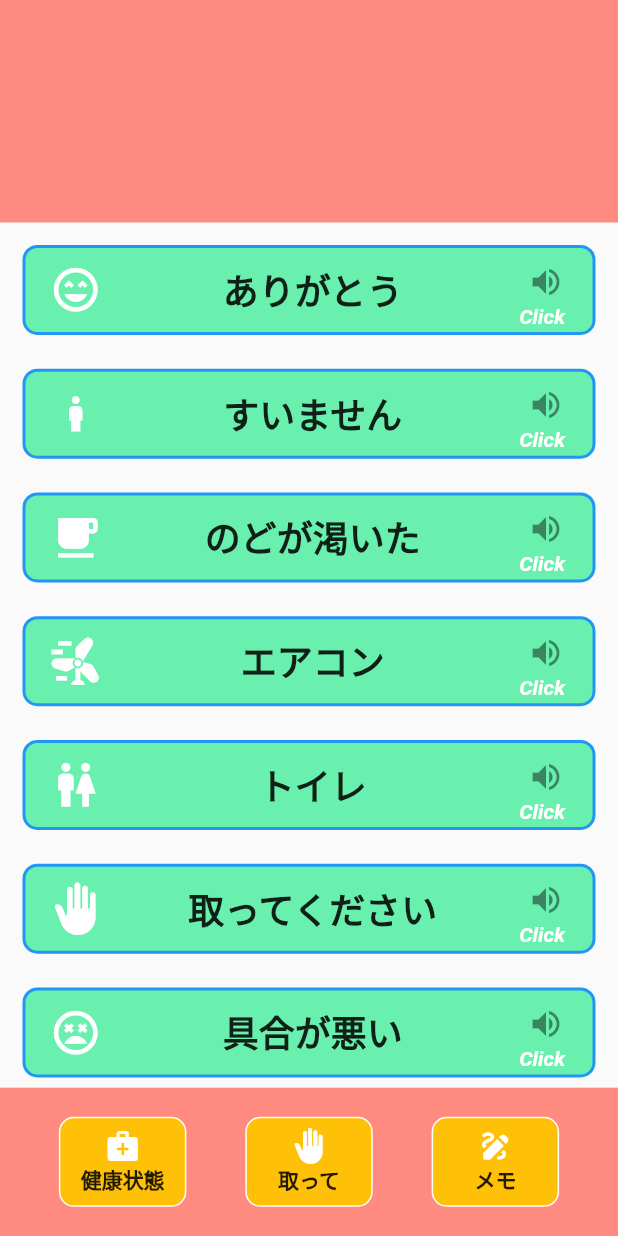
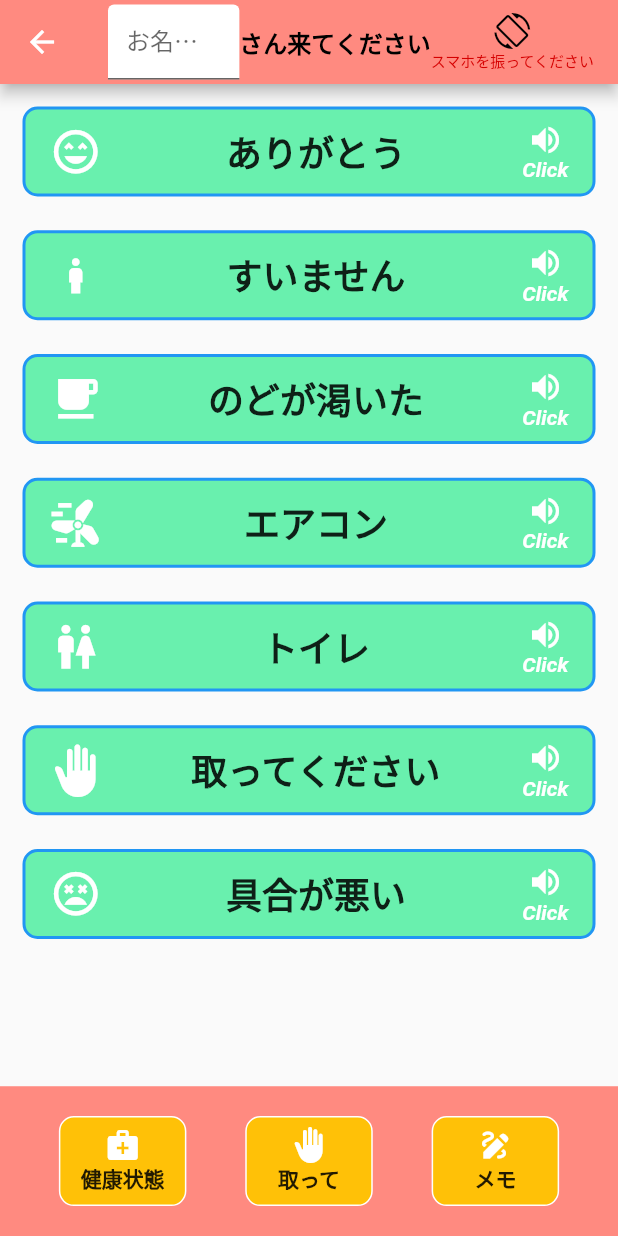
Before and after one commit to CIT-NakamuraLab/flutter_text_to_speech_demo, a Flutter app: the HomeScreen screen opened by its route, on a phone screen of 412 x 824 dp. Run offline on Flutter 3.47's test engine with Material 2 defaults, Android fonts, the phone set to English and light mode, and no system bars; our stand-ins replace flutter_tts.

Commit message:
健康状態を選択する画面を作成

```diff
--- a/lib/main.dart
+++ b/lib/main.dart
@@ -1,6 +1,7 @@
 import 'package:flutter/material.dart';
 
 import './screens/home_screen.dart';
+import './screens/health_condition.dart';
 
 void main() {
   runApp(const MyApp());
@@ -27,6 +28,7 @@ class MyApp extends StatelessWidget {
         home: const MyHomePage(),
         routes: {
           HomeScreen.routeName: (context) => HomeScreen(),
+          HealthCondition.routeName: (context) => const HealthCondition(),
         });
   }
 }
--- a/lib/screens/home_screen.dart
+++ b/lib/screens/home_screen.dart
@@ -1,5 +1,7 @@
 import 'package:flutter/material.dart';
 import 'package:flutter_tts/flutter_tts.dart';
+
+import './health_condition.dart';
 
 class HomeScreen extends StatelessWidget {
   static const routeName = '/home-screen';
@@ -28,6 +30,10 @@ class HomeScreen extends StatelessWidget {
         right: 15,
         bottom: 7.5,
       ),
+      child: GestureDetector(
+        onTap: () {
+          _speak(speakText);
+        },
         child: ListTile(
           tileColor: Theme.of(context).colorScheme.secondary,
           leading: Icon(
@@ -45,18 +51,12 @@ class HomeScreen extends StatelessWidget {
           ),
           trailing: Column(
             mainAxisAlignment: MainAxisAlignment.center,
-          children: [
-            SizedBox(
-              height: 35,
-              width: 35,
-              child: IconButton(
-                onPressed: () {
-                  _speak(speakText);
-                },
-                icon: const Icon(Icons.volume_up),
+            children: const [
+              Icon(
+                Icons.volume_up,
+                color: Colors.white,
               ),
-            ),
-            const Text(
+              Text(
                 'Click',
                 style: TextStyle(
                   fontWeight: FontWeight.bold,
@@ -74,22 +74,64 @@ class HomeScreen extends StatelessWidget {
             borderRadius: BorderRadius.circular(10),
           ),
         ),
+      ),
     );
   }
 
   @override
   Widget build(BuildContext context) {
-    final deviceHeight = MediaQuery.of(context).size.height;
+    final deviceHeight = MediaQuery.of(context).size.height -
+        AppBar().preferredSize.height -
+        MediaQuery.of(context).padding.top;
 
     return Scaffold(
+      appBar: AppBar(
+        title: Row(
+          children: [
+            Expanded(
+              child: SizedBox(
+                height: 50,
+                child: Form(
+                  child: TextFormField(
+                    decoration: const InputDecoration(
+                      labelText: 'お名前入力',
+                      fillColor: Colors.white,
+                      filled: true,
+                    ),
+                  ),
+                ),
+              ),
+            ),
+            const Text(
+              'さん来てください',
+              style: TextStyle(
+                color: Colors.black,
+                fontWeight: FontWeight.bold,
+                fontSize: 16,
+              ),
+            ),
+            Column(
+              children: [
+                const Icon(
+                  Icons.screen_rotation,
+                  color: Colors.black,
+                ),
+                Text(
+                  'スマホを振ってください',
+                  style: TextStyle(
+                    fontSize: 10,
+                    color: Colors.redAccent[700],
+                  ),
+                )
+              ],
+            )
+          ],
+        ),
+      ),
       body: Column(
         children: [
-          Container(
-            height: deviceHeight * 0.18,
-            color: Theme.of(context).colorScheme.primary,
-          ),
           SizedBox(
-            height: deviceHeight * 0.7,
+            height: deviceHeight * 0.87,
             child: SingleChildScrollView(
               child: Column(
                 children: [
@@ -109,16 +151,14 @@ class HomeScreen extends StatelessWidget {
             ),
           ),
           Container(
-            height: deviceHeight * 0.12,
+            height: deviceHeight * 0.13,
             color: Theme.of(context).colorScheme.primary,
-            child: Column(
-              crossAxisAlignment: CrossAxisAlignment.end,
-              mainAxisAlignment: MainAxisAlignment.center,
-              children: [
-                Row(
+            child: Row(
               mainAxisAlignment: MainAxisAlignment.spaceEvenly,
               children: [
                 GestureDetector(
+                  onTap: () => Navigator.of(context)
+                      .pushNamed(HealthCondition.routeName),
                   child: Container(
                     width: 85,
                     height: 60,
@@ -198,35 +238,9 @@ class HomeScreen extends StatelessWidget {
                 ),
               ],
             ),
-              ],
-            ),
           ),
         ],
       ),
-      // bottomNavigationBar: BottomNavigationBar(
-      //   backgroundColor: Theme.of(context).colorScheme.primary,
-      //   selectedItemColor: Theme.of(context).colorScheme.secondary,
-      //   unselectedItemColor: Colors.white,
-      //   type: BottomNavigationBarType.fixed,
-      //   items: const [
-      //     BottomNavigationBarItem(
-      //       icon: Icon(Icons.medical_services),
-      //       label: 'ホーム',
-      //     ),
-      //     BottomNavigationBarItem(
-      //       icon: Icon(Icons.abc),
-      //       label: '健康状態',
-      //     ),
-      //     BottomNavigationBarItem(
-      //       icon: Icon(Icons.medical_services),
-      //       label: '取って',
-      //     ),
-      //     BottomNavigationBarItem(
-      //       icon: Icon(Icons.abc),
-      //       label: 'LE',
-      //     ),
-      //   ],
-      // ),
     );
   }
 }
--- a/pubspec.yaml
+++ b/pubspec.yaml
@@ -37,6 +37,7 @@ dependencies:
   # Use with the CupertinoIcons class for iOS style icons.
   cupertino_icons: ^1.0.2
   flutter_tts: ^3.6.3
+  shake: ^2.2.0
 
 dev_dependencies:
   flutter_test:
```
Also changed, not shown: lib/screens/health_condition.dart (added, +273 -0 lines), lib/widgets/bottom_tab.dart (added, +131 -0 lines), pubspec.lock. Lines whose indentation alone changed are shown as unchanged.
